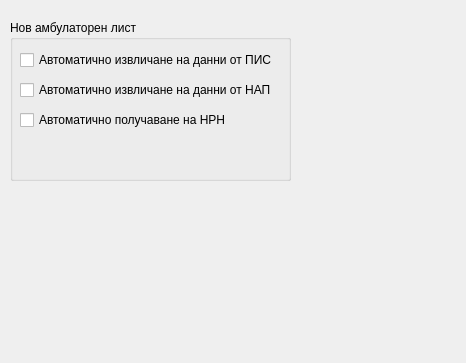
thefinalcutbg/DinoDent, file src/View/Widgets/GeneralSettings.ui: the form before one commit.
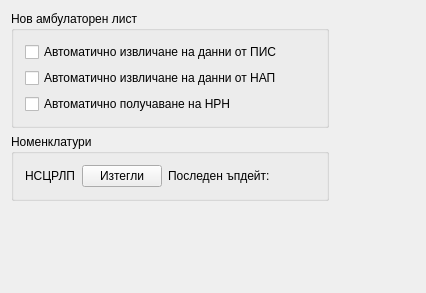
The form after the commit.

Diff of the .ui file:
```diff
--- a/src/View/Widgets/GeneralSettings.ui
+++ b/src/View/Widgets/GeneralSettings.ui
@@ -6,65 +6,129 @@
    <rect>
     <x>0</x>
     <y>0</y>
-    <width>466</width>
-    <height>363</height>
+    <width>426</width>
+    <height>293</height>
    </rect>
   </property>
   <property name="windowTitle">
    <string>GeneralSettings</string>
   </property>
+  <layout class="QHBoxLayout" name="horizontalLayout_2">
+   <item>
+    <layout class="QVBoxLayout" name="verticalLayout_3">
+     <item>
   <widget class="QGroupBox" name="groupBox">
-   <property name="geometry">
-    <rect>
-     <x>10</x>
-     <y>20</y>
-     <width>281</width>
-     <height>161</height>
-    </rect>
-   </property>
    <property name="title">
     <string>Нов амбулаторен лист</string>
    </property>
+       <layout class="QVBoxLayout" name="verticalLayout">
+        <item>
    <widget class="QCheckBox" name="autoPisCheck">
-    <property name="geometry">
-     <rect>
-      <x>10</x>
-      <y>30</y>
-      <width>261</width>
-      <height>20</height>
-     </rect>
-    </property>
     <property name="text">
      <string>Автоматично извличане на данни от ПИС</string>
     </property>
    </widget>
+        </item>
+        <item>
    <widget class="QCheckBox" name="autoNraCheck">
-    <property name="geometry">
-     <rect>
-      <x>10</x>
-      <y>60</y>
-      <width>261</width>
-      <height>20</height>
-     </rect>
-    </property>
     <property name="text">
      <string>Автоматично извличане на данни от НАП</string>
     </property>
    </widget>
+        </item>
+        <item>
    <widget class="QCheckBox" name="autoNrnCheck">
-    <property name="geometry">
-     <rect>
-      <x>10</x>
-      <y>90</y>
-      <width>261</width>
-      <height>20</height>
-     </rect>
-    </property>
     <property name="text">
      <string>Автоматично получаване на НРН</string>
     </property>
    </widget>
-  </widget>
+        </item>
+       </layout>
+      </widget>
+     </item>
+     <item>
+      <widget class="QGroupBox" name="groupBox_2">
+       <property name="title">
+        <string>Номенклатури</string>
+       </property>
+       <layout class="QVBoxLayout" name="verticalLayout_2">
+        <item>
+         <layout class="QHBoxLayout" name="horizontalLayout">
+          <item>
+           <widget class="QLabel" name="label">
+            <property name="text">
+             <string>НСЦРЛП</string>
+            </property>
+           </widget>
+          </item>
+          <item>
+           <widget class="QPushButton" name="updateMedButton">
+            <property name="text">
+             <string>Изтегли</string>
+            </property>
+           </widget>
+          </item>
+          <item>
+           <widget class="QLabel" name="label_2">
+            <property name="text">
+             <string>Последен ъпдейт:</string>
+            </property>
+           </widget>
+          </item>
+          <item>
+           <widget class="QLabel" name="medUpdateLabel">
+            <property name="text">
+             <string/>
+            </property>
+           </widget>
+          </item>
+          <item>
+           <spacer name="horizontalSpacer">
+            <property name="orientation">
+             <enum>Qt::Horizontal</enum>
+            </property>
+            <property name="sizeHint" stdset="0">
+             <size>
+              <width>40</width>
+              <height>20</height>
+             </size>
+            </property>
+           </spacer>
+          </item>
+         </layout>
+        </item>
+       </layout>
+      </widget>
+     </item>
+     <item>
+      <spacer name="verticalSpacer">
+       <property name="orientation">
+        <enum>Qt::Vertical</enum>
+       </property>
+       <property name="sizeHint" stdset="0">
+        <size>
+         <width>20</width>
+         <height>40</height>
+        </size>
+       </property>
+      </spacer>
+     </item>
+    </layout>
+   </item>
+   <item>
+    <spacer name="horizontalSpacer_2">
+     <property name="orientation">
+      <enum>Qt::Horizontal</enum>
+     </property>
+     <property name="sizeHint" stdset="0">
+      <size>
+       <width>94</width>
+       <height>20</height>
+      </size>
+     </property>
+    </spacer>
+   </item>
+  </layout>
  </widget>
  <layoutdefault spacing="6" margin="11"/>
  <resources/>
```
Lines whose indentation alone changed are shown as unchanged.
